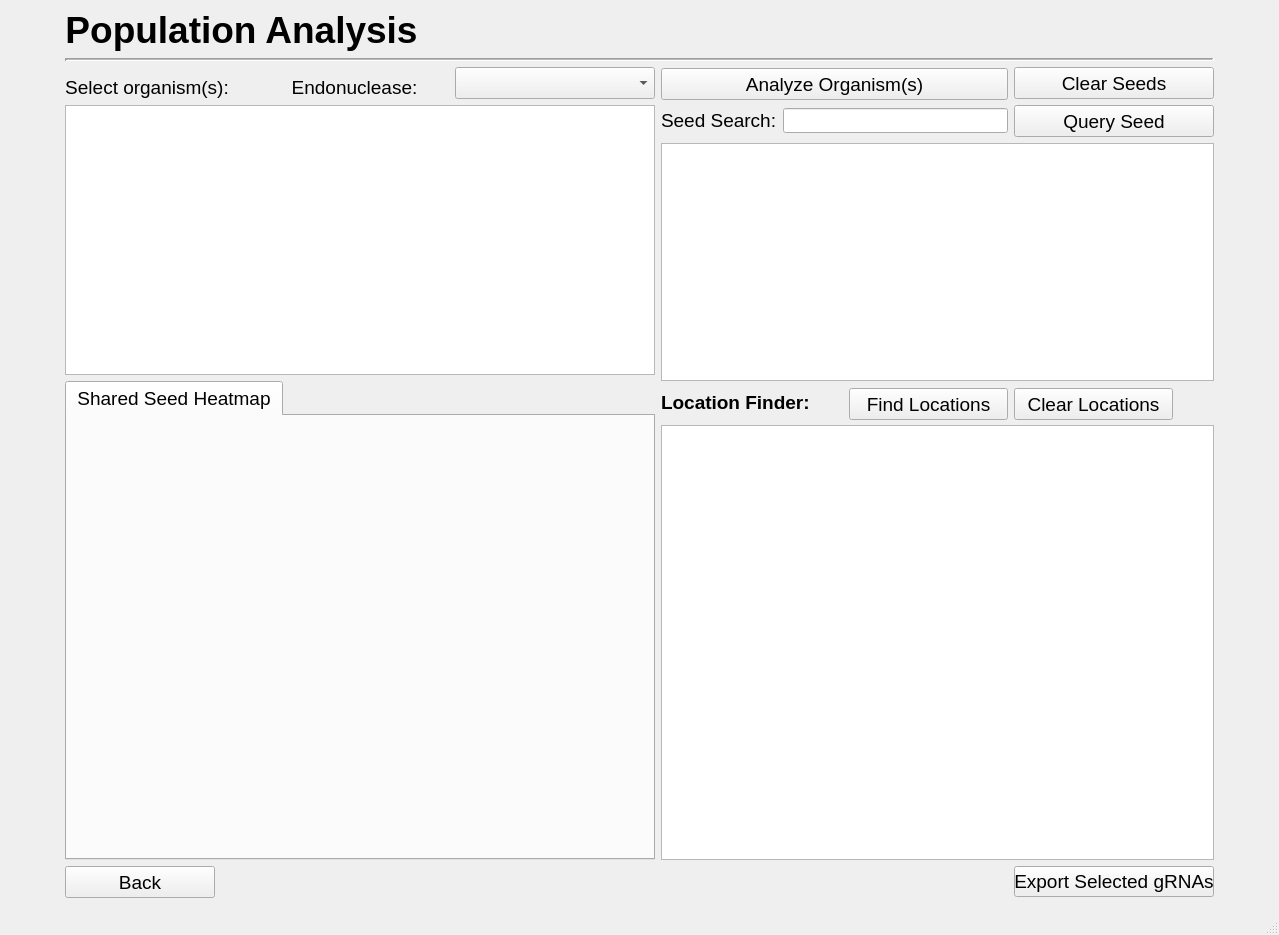
TrinhLab/CASPERapp, file populationanalysis.ui: the form before one commit.
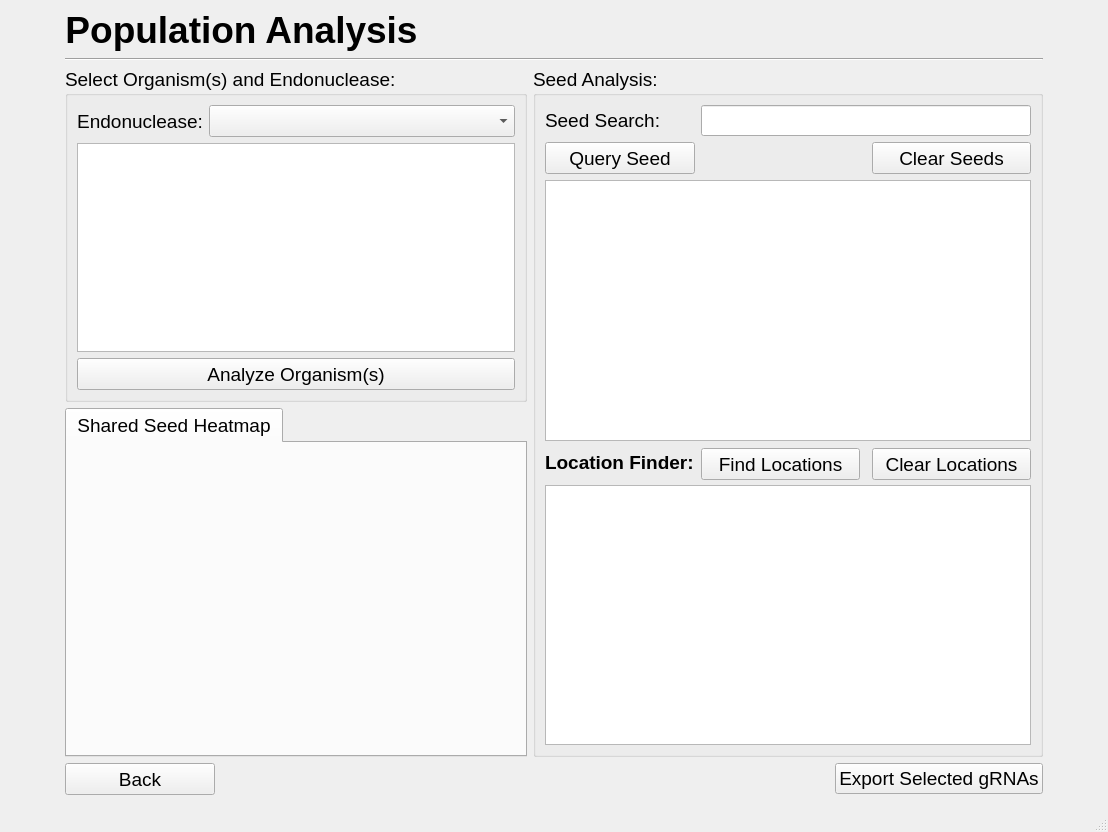
The form after the commit. Custom widgets are drawn as their Qt base class.

Commit message: Updated colormap graph in pop. analysis

```diff
--- a/populationanalysis.ui
+++ b/populationanalysis.ui
@@ -6,8 +6,8 @@
    <rect>
     <x>0</x>
     <y>0</y>
-    <width>1279</width>
-    <height>935</height>
+    <width>1108</width>
+    <height>832</height>
    </rect>
   </property>
   <property name="font">
@@ -24,20 +24,104 @@
     <string notr="true">font: 14pt &quot;Arial&quot;;</string>
    </property>
    <layout class="QGridLayout" name="gridLayout">
-    <item row="0" column="1">
-     <layout class="QGridLayout" name="gridLayout_3">
-      <item row="6" column="0" rowspan="2">
+    <item row="4" column="1">
+     <widget class="QGroupBox" name="groupBox">
+      <property name="sizePolicy">
+       <sizepolicy hsizetype="Preferred" vsizetype="Minimum">
+        <horstretch>0</horstretch>
+        <verstretch>0</verstretch>
+       </sizepolicy>
+      </property>
+      <property name="maximumSize">
+       <size>
+        <width>488</width>
+        <height>16777215</height>
+       </size>
+      </property>
+      <property name="title">
+       <string>Select Organism(s) and Endonuclease:</string>
+      </property>
+      <layout class="QGridLayout" name="gridLayout_2">
+       <item row="0" column="0" alignment="Qt::AlignLeft">
+        <widget class="QLabel" name="label_3">
+         <property name="sizePolicy">
+          <sizepolicy hsizetype="Minimum" vsizetype="Preferred">
+           <horstretch>0</horstretch>
+           <verstretch>0</verstretch>
+          </sizepolicy>
+         </property>
+         <property name="minimumSize">
+          <size>
+           <width>0</width>
+           <height>0</height>
+          </size>
+         </property>
+         <property name="maximumSize">
+          <size>
+           <width>16777215</width>
+           <height>16777215</height>
+          </size>
+         </property>
+         <property name="text">
+          <string>Endonuclease:</string>
+         </property>
+         <property name="alignment">
+          <set>Qt::AlignCenter</set>
+         </property>
+        </widget>
+       </item>
+       <item row="3" column="0" colspan="4">
+        <widget class="QPushButton" name="analyze_button">
+         <property name="sizePolicy">
+          <sizepolicy hsizetype="Expanding" vsizetype="Fixed">
+           <horstretch>0</horstretch>
+           <verstretch>0</verstretch>
+          </sizepolicy>
+         </property>
+         <property name="minimumSize">
+          <size>
+           <width>300</width>
+           <height>32</height>
+          </size>
+         </property>
+         <property name="maximumSize">
+          <size>
+           <width>16777215</width>
+           <height>32</height>
+          </size>
+         </property>
+         <property name="styleSheet">
+          <string notr="true">font: 14pt &quot;Arial&quot;;</string>
+         </property>
+         <property name="text">
+          <string>Analyze Organism(s)</string>
+         </property>
+         <property name="default">
+          <bool>false</bool>
+         </property>
+         <property name="flat">
+          <bool>false</bool>
+         </property>
+        </widget>
+       </item>
+       <item row="2" column="0" colspan="4">
        <widget class="QTableWidget" name="org_Table">
+         <property name="sizePolicy">
+          <sizepolicy hsizetype="Expanding" vsizetype="Minimum">
+           <horstretch>0</horstretch>
+           <verstretch>0</verstretch>
+          </sizepolicy>
+         </property>
         <property name="minimumSize">
          <size>
-          <width>500</width>
-          <height>270</height>
+           <width>0</width>
+           <height>209</height>
          </size>
         </property>
         <property name="maximumSize">
          <size>
-          <width>16777215</width>
-          <height>16777215</height>
+           <width>468</width>
+           <height>225</height>
          </size>
         </property>
         <property name="sizeAdjustPolicy">
@@ -66,165 +150,108 @@
         </attribute>
        </widget>
       </item>
-      <item row="6" column="2" colspan="3">
-       <widget class="QLineEdit" name="seed_input">
+       <item row="0" column="1" colspan="3">
+        <widget class="QComboBox" name="endoBox">
         <property name="sizePolicy">
-         <sizepolicy hsizetype="Fixed" vsizetype="Fixed">
+          <sizepolicy hsizetype="Expanding" vsizetype="Fixed">
           <horstretch>0</horstretch>
           <verstretch>0</verstretch>
          </sizepolicy>
         </property>
         <property name="minimumSize">
          <size>
-          <width>225</width>
-          <height>25</height>
+           <width>0</width>
+           <height>32</height>
          </size>
         </property>
         <property name="maximumSize">
          <size>
-          <width>225</width>
-          <height>25</height>
+           <width>16777215</width>
+           <height>16777215</height>
          </size>
         </property>
        </widget>
       </item>
-      <item row="9" column="4">
-       <widget class="QPushButton" name="find_locs_button">
-        <property name="sizePolicy">
-         <sizepolicy hsizetype="Minimum" vsizetype="Minimum">
-          <horstretch>0</horstretch>
-          <verstretch>0</verstretch>
-         </sizepolicy>
-        </property>
-        <property name="minimumSize">
-         <size>
-          <width>159</width>
-          <height>32</height>
-         </size>
-        </property>
+      </layout>
+     </widget>
+    </item>
+    <item row="6" column="2" alignment="Qt::AlignRight">
+     <widget class="QPushButton" name="export_button">
         <property name="maximumSize">
          <size>
-          <width>159</width>
-          <height>30</height>
+        <width>16777215</width>
+        <height>16777215</height>
          </size>
         </property>
         <property name="text">
-         <string>Find Locations</string>
+       <string>Export Selected gRNAs</string>
         </property>
        </widget>
       </item>
-      <item row="8" column="0" rowspan="3">
-       <widget class="QTabWidget" name="tabWidget">
+    <item row="6" column="1">
+     <widget class="QPushButton" name="goBackButton">
         <property name="minimumSize">
          <size>
-          <width>500</width>
-          <height>305</height>
+        <width>150</width>
+        <height>32</height>
          </size>
         </property>
         <property name="maximumSize">
          <size>
-          <width>16777215</width>
+        <width>150</width>
           <height>16777215</height>
          </size>
         </property>
-        <property name="font">
-         <font>
-          <family>Arial</family>
-          <pointsize>14</pointsize>
-          <weight>50</weight>
-          <italic>false</italic>
-          <bold>false</bold>
-         </font>
-        </property>
-        <property name="focusPolicy">
-         <enum>Qt::StrongFocus</enum>
-        </property>
-        <property name="tabShape">
-         <enum>QTabWidget::Rounded</enum>
-        </property>
-        <property name="currentIndex">
-         <number>0</number>
-        </property>
-        <property name="usesScrollButtons">
-         <bool>false</bool>
-        </property>
-        <property name="documentMode">
-         <bool>false</bool>
-        </property>
-        <widget class="pop_analysis_3dgraph" name="pop_analysis_3dgraph">
-         <attribute name="title">
-          <string>Shared Seed Heatmap</string>
-         </attribute>
-        </widget>
-       </widget>
-      </item>
-      <item row="1" column="0" colspan="6">
+      <property name="text">
+       <string>Back</string>
+      </property>
+     </widget>
+    </item>
+    <item row="3" column="1" colspan="2">
        <widget class="Line" name="line">
-        <property name="lineWidth">
-         <number>2</number>
-        </property>
-        <property name="midLineWidth">
-         <number>1</number>
-        </property>
         <property name="orientation">
          <enum>Qt::Horizontal</enum>
         </property>
        </widget>
       </item>
-      <item row="2" column="1" rowspan="4" colspan="4">
-       <widget class="QPushButton" name="analyze_button">
+    <item row="4" column="2" rowspan="2">
+     <widget class="QGroupBox" name="groupBox_2">
         <property name="sizePolicy">
-         <sizepolicy hsizetype="Fixed" vsizetype="Fixed">
+       <sizepolicy hsizetype="Expanding" vsizetype="Expanding">
           <horstretch>0</horstretch>
           <verstretch>0</verstretch>
          </sizepolicy>
         </property>
-        <property name="minimumSize">
-         <size>
-          <width>300</width>
-          <height>32</height>
-         </size>
-        </property>
-        <property name="maximumSize">
-         <size>
-          <width>347</width>
-          <height>30</height>
-         </size>
-        </property>
-        <property name="styleSheet">
-         <string notr="true">font: 14pt &quot;Arial&quot;;</string>
-        </property>
-        <property name="text">
-         <string>Analyze Organism(s)</string>
-        </property>
-        <property name="default">
-         <bool>false</bool>
-        </property>
-        <property name="flat">
-         <bool>false</bool>
-        </property>
-       </widget>
-      </item>
-      <item row="11" column="0">
-       <widget class="QPushButton" name="goBackButton">
+      <property name="title">
+       <string>Seed Analysis:</string>
+      </property>
+      <layout class="QGridLayout" name="gridLayout_3">
+       <item row="0" column="0">
+        <widget class="QLabel" name="seed_label">
+         <property name="sizePolicy">
+          <sizepolicy hsizetype="Fixed" vsizetype="Preferred">
+           <horstretch>0</horstretch>
+           <verstretch>0</verstretch>
+          </sizepolicy>
+         </property>
         <property name="minimumSize">
          <size>
-          <width>150</width>
-          <height>32</height>
+           <width>0</width>
+           <height>0</height>
          </size>
         </property>
         <property name="maximumSize">
          <size>
-          <width>150</width>
+           <width>16777215</width>
           <height>16777215</height>
          </size>
         </property>
         <property name="text">
-         <string>Back</string>
+          <string>Seed Search:</string>
         </property>
        </widget>
       </item>
-      <item row="6" column="5">
+       <item row="3" column="0">
        <widget class="QPushButton" name="query_seed_button">
         <property name="sizePolicy">
          <sizepolicy hsizetype="Fixed" vsizetype="Fixed">
@@ -249,12 +276,18 @@
         </property>
        </widget>
       </item>
-      <item row="10" column="1" colspan="5">
-       <widget class="QTableWidget" name="loc_finder_table">
+       <item row="0" column="1" colspan="3">
+        <widget class="QLineEdit" name="seed_input">
+         <property name="sizePolicy">
+          <sizepolicy hsizetype="Expanding" vsizetype="Fixed">
+           <horstretch>0</horstretch>
+           <verstretch>0</verstretch>
+          </sizepolicy>
+         </property>
         <property name="minimumSize">
          <size>
           <width>0</width>
-          <height>300</height>
+           <height>28</height>
          </size>
         </property>
         <property name="maximumSize">
@@ -263,24 +296,9 @@
           <height>16777215</height>
          </size>
         </property>
-        <property name="sizeAdjustPolicy">
-         <enum>QAbstractScrollArea::AdjustToContents</enum>
-        </property>
-        <property name="selectionMode">
-         <enum>QAbstractItemView::NoSelection</enum>
-        </property>
-        <property name="horizontalScrollMode">
-         <enum>QAbstractItemView::ScrollPerPixel</enum>
-        </property>
-        <attribute name="horizontalHeaderCascadingSectionResizes">
-         <bool>true</bool>
-        </attribute>
-        <attribute name="horizontalHeaderStretchLastSection">
-         <bool>false</bool>
-        </attribute>
-       </widget>
-      </item>
-      <item row="9" column="1" colspan="3">
+        </widget>
+       </item>
+       <item row="6" column="0">
        <widget class="QLabel" name="label_4">
         <property name="font">
          <font>
@@ -299,8 +317,8 @@
         </property>
        </widget>
       </item>
-      <item row="9" column="5">
-       <widget class="QPushButton" name="clear_loc_button">
+       <item row="6" column="1">
+        <widget class="QPushButton" name="find_locs_button">
         <property name="sizePolicy">
          <sizepolicy hsizetype="Minimum" vsizetype="Minimum">
           <horstretch>0</horstretch>
@@ -320,21 +338,21 @@
          </size>
         </property>
         <property name="text">
-         <string>Clear Locations</string>
+          <string>Find Locations</string>
         </property>
        </widget>
       </item>
-      <item row="7" column="1" rowspan="2" colspan="5">
+       <item row="5" column="0" colspan="4">
        <widget class="QTableWidget" name="table2">
         <property name="minimumSize">
          <size>
-          <width>0</width>
-          <height>224</height>
+           <width>462</width>
+           <height>247</height>
          </size>
         </property>
         <property name="maximumSize">
          <size>
-          <width>1000000</width>
+           <width>678967</width>
           <height>16777215</height>
          </size>
         </property>
@@ -355,7 +373,91 @@
         </attribute>
        </widget>
       </item>
-      <item row="0" column="0" colspan="6" alignment="Qt::AlignLeft">
+       <item row="9" column="0" colspan="4">
+        <widget class="QTableWidget" name="loc_finder_table">
+         <property name="minimumSize">
+          <size>
+           <width>0</width>
+           <height>247</height>
+          </size>
+         </property>
+         <property name="maximumSize">
+          <size>
+           <width>16777215</width>
+           <height>16777215</height>
+          </size>
+         </property>
+         <property name="sizeAdjustPolicy">
+          <enum>QAbstractScrollArea::AdjustToContents</enum>
+         </property>
+         <property name="selectionMode">
+          <enum>QAbstractItemView::NoSelection</enum>
+         </property>
+         <property name="horizontalScrollMode">
+          <enum>QAbstractItemView::ScrollPerPixel</enum>
+         </property>
+         <attribute name="horizontalHeaderCascadingSectionResizes">
+          <bool>true</bool>
+         </attribute>
+         <attribute name="horizontalHeaderStretchLastSection">
+          <bool>false</bool>
+         </attribute>
+        </widget>
+       </item>
+       <item row="6" column="3">
+        <widget class="QPushButton" name="clear_loc_button">
+         <property name="sizePolicy">
+          <sizepolicy hsizetype="Minimum" vsizetype="Minimum">
+           <horstretch>0</horstretch>
+           <verstretch>0</verstretch>
+          </sizepolicy>
+         </property>
+         <property name="minimumSize">
+          <size>
+           <width>159</width>
+           <height>32</height>
+          </size>
+         </property>
+         <property name="maximumSize">
+          <size>
+           <width>159</width>
+           <height>30</height>
+          </size>
+         </property>
+         <property name="text">
+          <string>Clear Locations</string>
+         </property>
+        </widget>
+       </item>
+       <item row="3" column="3">
+        <widget class="QPushButton" name="clear_Button">
+         <property name="sizePolicy">
+          <sizepolicy hsizetype="Fixed" vsizetype="Minimum">
+           <horstretch>0</horstretch>
+           <verstretch>0</verstretch>
+          </sizepolicy>
+         </property>
+         <property name="minimumSize">
+          <size>
+           <width>150</width>
+           <height>32</height>
+          </size>
+         </property>
+         <property name="maximumSize">
+          <size>
+           <width>200</width>
+           <height>32</height>
+          </size>
+         </property>
+         <property name="text">
+          <string>Clear Seeds</string>
+         </property>
+        </widget>
+       </item>
+      </layout>
+     </widget>
+    </item>
+    <item row="2" column="1" colspan="2" alignment="Qt::AlignLeft">
        <widget class="QLabel" name="label">
         <property name="font">
          <font>
@@ -377,133 +479,20 @@
         </property>
        </widget>
       </item>
-      <item row="6" column="1">
-       <widget class="QLabel" name="seed_label">
-        <property name="sizePolicy">
-         <sizepolicy hsizetype="Fixed" vsizetype="Preferred">
-          <horstretch>0</horstretch>
-          <verstretch>0</verstretch>
-         </sizepolicy>
-        </property>
-        <property name="minimumSize">
-         <size>
-          <width>100</width>
-          <height>25</height>
-         </size>
-        </property>
-        <property name="maximumSize">
-         <size>
-          <width>16777215</width>
-          <height>25</height>
-         </size>
-        </property>
-        <property name="text">
-         <string>Seed Search:</string>
-        </property>
-       </widget>
-      </item>
-      <item row="2" column="0" rowspan="4">
-       <layout class="QHBoxLayout" name="horizontalLayout">
-        <item alignment="Qt::AlignLeft|Qt::AlignBottom">
+    <item row="4" column="0">
          <widget class="QLabel" name="label_2">
-          <property name="font">
-           <font>
-            <family>Arial</family>
-            <pointsize>14</pointsize>
-            <weight>50</weight>
-            <italic>false</italic>
-            <bold>false</bold>
-           </font>
-          </property>
-          <property name="text">
-           <string>Select organism(s):</string>
-          </property>
-          <property name="alignment">
-           <set>Qt::AlignCenter</set>
-          </property>
-         </widget>
-        </item>
-        <item alignment="Qt::AlignBottom">
-         <widget class="QLabel" name="label_3">
           <property name="minimumSize">
            <size>
-            <width>150</width>
+        <width>50</width>
             <height>0</height>
            </size>
           </property>
-          <property name="maximumSize">
-           <size>
-            <width>16777215</width>
-            <height>16777215</height>
-           </size>
-          </property>
           <property name="text">
-           <string>Endonuclease:</string>
-          </property>
-          <property name="alignment">
-           <set>Qt::AlignCenter</set>
-          </property>
-         </widget>
-        </item>
-        <item alignment="Qt::AlignBottom">
-         <widget class="QComboBox" name="endoBox">
-          <property name="minimumSize">
-           <size>
-            <width>200</width>
-            <height>32</height>
-           </size>
-          </property>
-          <property name="maximumSize">
-           <size>
-            <width>300</width>
-            <height>16777215</height>
-           </size>
-          </property>
-         </widget>
-        </item>
-       </layout>
-      </item>
-      <item row="2" column="5" rowspan="4">
-       <widget class="QPushButton" name="clear_Button">
-        <property name="sizePolicy">
-         <sizepolicy hsizetype="Fixed" vsizetype="Minimum">
-          <horstretch>0</horstretch>
-          <verstretch>0</verstretch>
-         </sizepolicy>
-        </property>
-        <property name="minimumSize">
-         <size>
-          <width>150</width>
-          <height>32</height>
-         </size>
-        </property>
-        <property name="maximumSize">
-         <size>
-          <width>200</width>
-          <height>32</height>
-         </size>
-        </property>
-        <property name="text">
-         <string>Clear Seeds</string>
-        </property>
-       </widget>
-      </item>
-      <item row="11" column="5">
-       <widget class="QPushButton" name="export_button">
-        <property name="maximumSize">
-         <size>
-          <width>200</width>
-          <height>16777215</height>
-         </size>
-        </property>
-        <property name="text">
-         <string>Export Selected gRNAs</string>
-        </property>
-       </widget>
-      </item>
-     </layout>
-    </item>
-    <item row="0" column="0">
+       <string/>
+      </property>
+     </widget>
+    </item>
+    <item row="4" column="3">
      <widget class="QLabel" name="label_5">
       <property name="minimumSize">
        <size>
@@ -516,17 +505,21 @@
       </property>
      </widget>
     </item>
-    <item row="0" column="2">
-     <widget class="QLabel" name="label_6">
-      <property name="minimumSize">
-       <size>
-        <width>50</width>
-        <height>0</height>
-       </size>
+    <item row="5" column="1">
+     <widget class="QTabWidget" name="tabWidget">
+      <property name="currentIndex">
+       <number>0</number>
       </property>
-      <property name="text">
-       <string/>
-      </property>
+      <widget class="QWidget" name="tab_3">
+       <attribute name="title">
+        <string>Shared Seed Heatmap</string>
+       </attribute>
+       <layout class="QVBoxLayout" name="verticalLayout">
+        <item>
+         <widget class="QWidget" name="colormap_figure" native="true"/>
+        </item>
+       </layout>
+      </widget>
      </widget>
     </item>
    </layout>
@@ -548,14 +541,6 @@
    </property>
   </action>
  </widget>
- <customwidgets>
-  <customwidget>
-   <class>pop_analysis_3dgraph</class>
-   <extends>QWidget</extends>
-   <header location="global">pop_analysis_3dgraph.h</header>
-   <container>1</container>
-  </customwidget>
- </customwidgets>
  <resources/>
  <connections/>
 </ui>
```
Left out of the diff: 8 changed lines with no effect on the pictures. Lines whose indentation alone changed are shown as unchanged. The commit also changes 7 other files.
